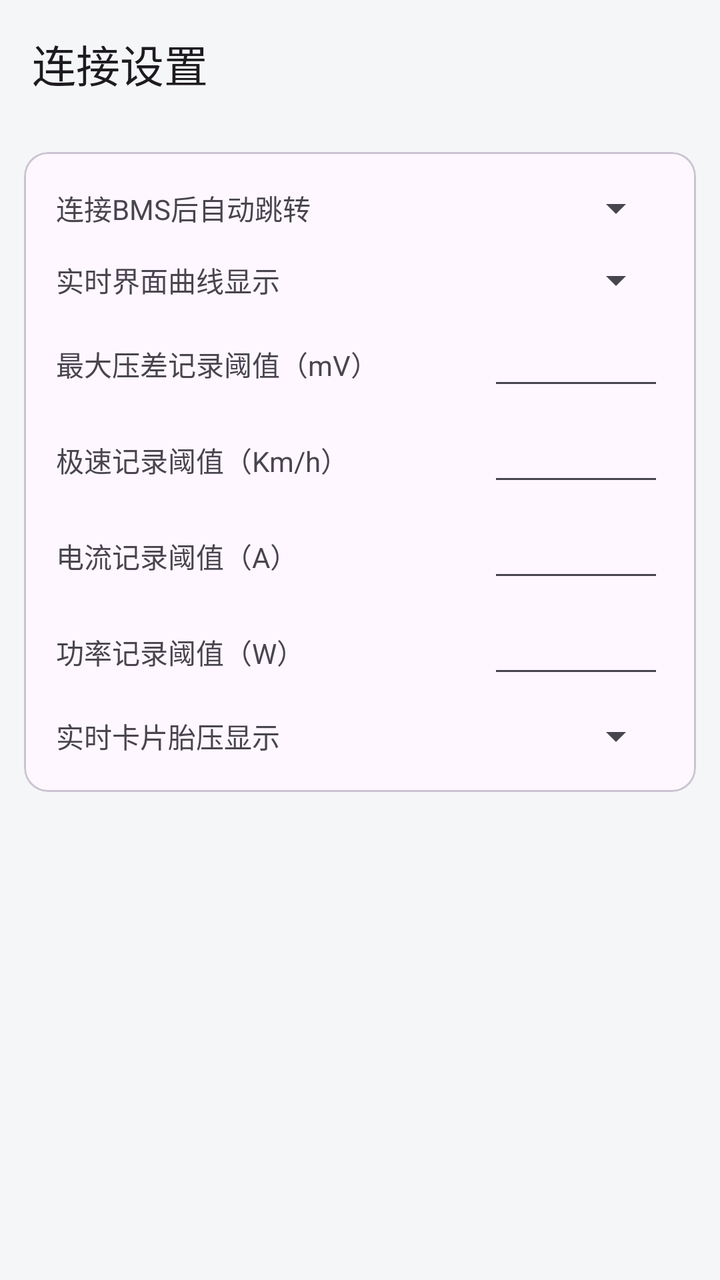
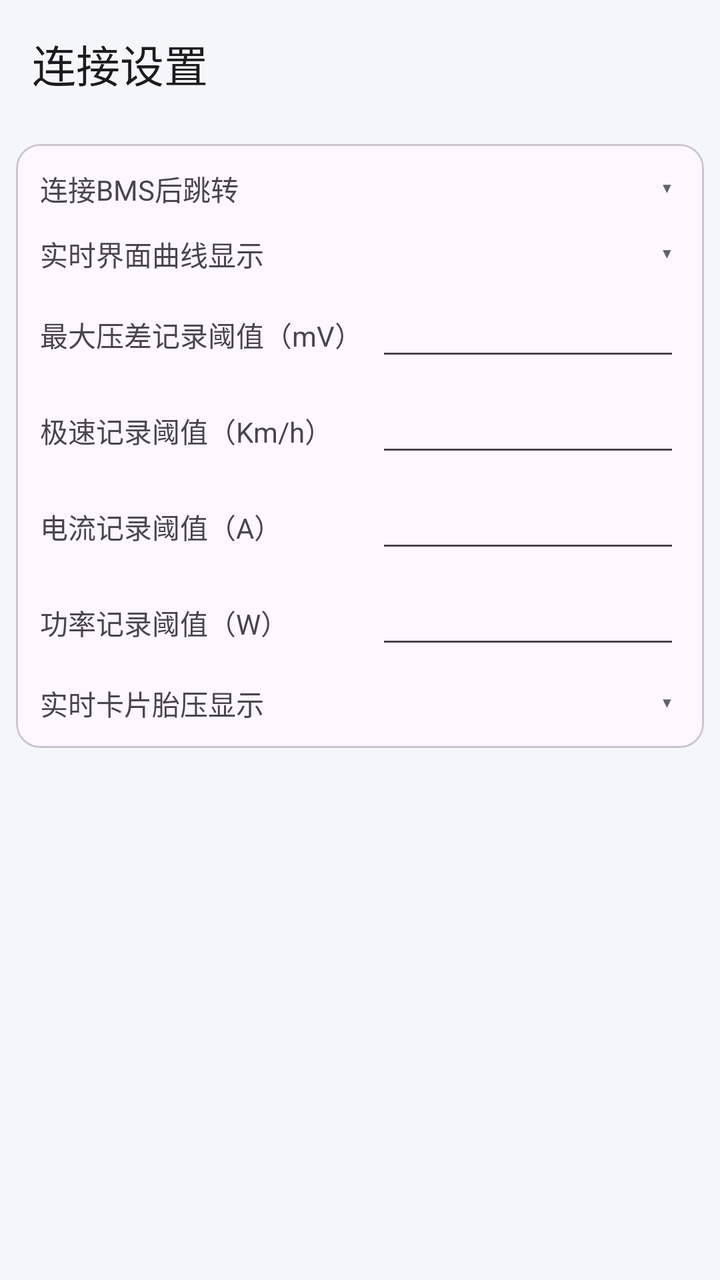

An Android layout rendered at two revisions. The XML below is the earlier revision; the diff shows what the commit changed to produce the second picture.
<!-- AndroidManifest.xml: application theme Theme.YYBMS -->
<!-- res/layout/activity_connection_settings.xml -->
<?xml version="1.0" encoding="utf-8"?>
<LinearLayout xmlns:android="http://schemas.android.com/apk/res/android"
    xmlns:app="http://schemas.android.com/apk/res-auto"
    android:layout_width="match_parent"
    android:layout_height="match_parent"
    android:orientation="vertical">

    <com.google.android.material.appbar.MaterialToolbar
        android:id="@+id/toolbar"
        android:layout_width="match_parent"
        android:layout_height="?attr/actionBarSize"
        app:title="@string/connection_settings" />

    <ScrollView
        android:layout_width="match_parent"
        android:layout_height="match_parent">

        <LinearLayout
            android:layout_width="match_parent"
            android:layout_height="wrap_content"
            android:orientation="vertical"
            android:padding="12dp">

            <com.google.android.material.card.MaterialCardView
                android:layout_width="match_parent"
                android:layout_height="wrap_content"
                app:cardCornerRadius="12dp"
                app:cardElevation="0dp"
                app:contentPadding="16dp"
                app:strokeWidth="1dp">

                <LinearLayout
                    android:layout_width="match_parent"
                    android:layout_height="wrap_content"
                    android:orientation="vertical">

                    
                    <LinearLayout
                        android:layout_width="match_parent"
                        android:layout_height="wrap_content"
                        android:gravity="center_vertical"
                        android:orientation="horizontal">

                        <TextView
                            android:layout_width="0dp"
                            android:layout_height="wrap_content"
                            android:layout_weight="1"
                            android:text="@string/setting_connect_jump_title"
                            android:textSize="14sp" />

                        
                        <Spinner
                            android:id="@+id/spinner_connect_jump_tab"
                            android:layout_width="wrap_content"
                            android:layout_height="wrap_content"
                            android:minWidth="112dp"
                            android:dropDownWidth="190dp"
                            android:spinnerMode="dropdown" />
                    </LinearLayout>

                    
                    <LinearLayout
                        android:layout_width="match_parent"
                        android:layout_height="wrap_content"
                        android:layout_marginTop="12dp"
                        android:gravity="center_vertical"
                        android:orientation="horizontal">

                        <TextView
                            android:layout_width="0dp"
                            android:layout_height="wrap_content"
                            android:layout_weight="1"
                            android:text="@string/setting_curve_default_title"
                            android:textSize="14sp" />

                        <Spinner
                            android:id="@+id/spinner_realtime_curve_default"
                            android:layout_width="wrap_content"
                            android:layout_height="wrap_content"
                            android:minWidth="112dp"
                            android:dropDownWidth="190dp"
                            android:spinnerMode="dropdown" />
                    </LinearLayout>

                    
                    <LinearLayout
                        android:layout_width="match_parent"
                        android:layout_height="wrap_content"
                        android:layout_marginTop="12dp"
                        android:gravity="center_vertical"
                        android:orientation="horizontal">

                        <TextView
                            android:layout_width="0dp"
                            android:layout_height="wrap_content"
                            android:layout_weight="1"
                            android:text="@string/setting_diff_threshold_title"
                            android:textSize="14sp" />

                        <EditText
                            android:id="@+id/et_diff_threshold"
                            android:layout_width="88dp"
                            android:layout_height="wrap_content"
                            android:gravity="center"
                            android:imeOptions="actionDone"
                            android:importantForAutofill="no"
                            android:inputType="numberDecimal"
                            android:maxLines="1"
                            android:minWidth="88dp"
                            android:textSize="14sp" />
                    </LinearLayout>

                    
                    <LinearLayout
                        android:layout_width="match_parent"
                        android:layout_height="wrap_content"
                        android:layout_marginTop="12dp"
                        android:gravity="center_vertical"
                        android:orientation="horizontal">

                        <TextView
                            android:layout_width="0dp"
                            android:layout_height="wrap_content"
                            android:layout_weight="1"
                            android:text="@string/setting_top_speed_threshold_title"
                            android:textSize="14sp" />

                        <EditText
                            android:id="@+id/et_top_speed_threshold"
                            android:layout_width="88dp"
                            android:layout_height="wrap_content"
                            android:gravity="center"
                            android:imeOptions="actionDone"
                            android:importantForAutofill="no"
                            android:inputType="numberDecimal"
                            android:maxLines="1"
                            android:minWidth="88dp"
                            android:textSize="14sp" />
                    </LinearLayout>

                    
                    <LinearLayout
                        android:layout_width="match_parent"
                        android:layout_height="wrap_content"
                        android:layout_marginTop="12dp"
                        android:gravity="center_vertical"
                        android:orientation="horizontal">

                        <TextView
                            android:layout_width="0dp"
                            android:layout_height="wrap_content"
                            android:layout_weight="1"
                            android:text="@string/setting_current_threshold_title"
                            android:textSize="14sp" />

                        <EditText
                            android:id="@+id/et_current_threshold"
                            android:layout_width="88dp"
                            android:layout_height="wrap_content"
                            android:gravity="center"
                            android:imeOptions="actionDone"
                            android:importantForAutofill="no"
                            android:inputType="numberDecimal"
                            android:maxLines="1"
                            android:minWidth="88dp"
                            android:textSize="14sp" />
                    </LinearLayout>

                    
                    <LinearLayout
                        android:layout_width="match_parent"
                        android:layout_height="wrap_content"
                        android:layout_marginTop="12dp"
                        android:gravity="center_vertical"
                        android:orientation="horizontal">

                        <TextView
                            android:layout_width="0dp"
                            android:layout_height="wrap_content"
                            android:layout_weight="1"
                            android:text="@string/setting_power_threshold_title"
                            android:textSize="14sp" />

                        <EditText
                            android:id="@+id/et_power_threshold"
                            android:layout_width="88dp"
                            android:layout_height="wrap_content"
                            android:gravity="center"
                            android:imeOptions="actionDone"
                            android:importantForAutofill="no"
                            android:inputType="numberDecimal"
                            android:maxLines="1"
                            android:minWidth="88dp"
                            android:textSize="14sp" />
                    </LinearLayout>

                    
                    <LinearLayout
                        android:layout_width="match_parent"
                        android:layout_height="wrap_content"
                        android:layout_marginTop="12dp"
                        android:gravity="center_vertical"
                        android:orientation="horizontal">

                        <TextView
                            android:layout_width="0dp"
                            android:layout_height="wrap_content"
                            android:layout_weight="1"
                            android:text="@string/setting_realtime_tpms_display_title"
                            android:textSize="14sp" />

                        <Spinner
                            android:id="@+id/spinner_realtime_tpms_display"
                            android:layout_width="wrap_content"
                            android:layout_height="wrap_content"
                            android:minWidth="128dp"
                            android:dropDownWidth="190dp"
                            android:spinnerMode="dropdown" />
                    </LinearLayout>
                </LinearLayout>
            </com.google.android.material.card.MaterialCardView>
        </LinearLayout>
    </ScrollView>
</LinearLayout>
<!-- resources referenced by this layout -->
<resources>
  <string name="connection_settings">连接设置</string>
  <string name="setting_connect_jump_title">连接BMS后自动跳转</string>
  <string name="setting_current_threshold_title">电流记录阈值（A）</string>
  <string name="setting_curve_default_title">实时界面曲线显示</string>
  <string name="setting_diff_threshold_title">最大压差记录阈值（mV）</string>
  <string name="setting_power_threshold_title">功率记录阈值（W）</string>
  <string name="setting_realtime_tpms_display_title">实时卡片胎压显示</string>
  <string name="setting_top_speed_threshold_title">极速记录阈值（Km/h）</string>
  <style name="Theme.YYBMS" parent="Theme.Material3.DayNight.NoActionBar">
          <item name="colorPrimary">@color/primary</item>
          <item name="colorPrimaryDark">@color/primary_dark</item>
          <item name="android:statusBarColor" tools:targetApi="l">?attr/colorPrimary</item>
          <item name="android:windowBackground">@color/background</item>
      </style>
  <color name="primary">#1565C0</color>
  <color name="primary_dark">#0D47A1</color>
  <color name="background">#F5F6F8</color>
</resources>

<!-- the commit's change to res/layout/activity_connection_settings.xml (unified diff, before → after) -->
@@ -15,18 +15,19 @@
         android:layout_width="match_parent"
         android:layout_height="match_parent">
 
+        
         <LinearLayout
             android:layout_width="match_parent"
             android:layout_height="wrap_content"
             android:orientation="vertical"
-            android:padding="12dp">
+            android:padding="8dp">
 
             <com.google.android.material.card.MaterialCardView
                 android:layout_width="match_parent"
                 android:layout_height="wrap_content"
                 app:cardCornerRadius="12dp"
                 app:cardElevation="0dp"
-                app:contentPadding="16dp"
+                app:contentPadding="12dp"
                 app:strokeWidth="1dp">
 
                 <LinearLayout
@@ -48,14 +49,43 @@
                             android:text="@string/setting_connect_jump_title"
                             android:textSize="14sp" />
 
-                        
-                        <Spinner
-                            android:id="@+id/spinner_connect_jump_tab"
-                            android:layout_width="wrap_content"
-                            android:layout_height="wrap_content"
-                            android:minWidth="112dp"
-                            android:dropDownWidth="190dp"
-                            android:spinnerMode="dropdown" />
+                        <LinearLayout
+                            android:layout_width="152dp"
+                            android:layout_height="wrap_content"
+                            android:orientation="vertical">
+
+                            <FrameLayout
+                                android:layout_width="match_parent"
+                                android:layout_height="wrap_content">
+
+                            <Spinner
+                                android:id="@+id/spinner_connect_jump_tab"
+                                android:layout_width="match_parent"
+                                android:layout_height="wrap_content"
+                                android:background="@null"
+                                android:dropDownWidth="190dp"
+                                android:paddingStart="20dp"
+                                android:paddingEnd="20dp"
+                                android:spinnerMode="dropdown" />
+
+                            <TextView
+                                android:layout_width="wrap_content"
+                                android:layout_height="wrap_content"
+                                android:layout_gravity="end|center_vertical"
+                                android:layout_marginEnd="4dp"
+                                android:clickable="false"
+                                android:focusable="false"
+                                android:importantForAccessibility="no"
+                                android:text="▾"
+                                android:textColor="@color/text_secondary"
+                                android:textSize="14sp" />
+                            </FrameLayout>
+
+                            <View
+                                android:layout_width="match_parent"
+                                android:layout_height="1dp"
+                                android:background="?attr/colorControlNormal" />
+                        </LinearLayout>
                     </LinearLayout>
 
                     
@@ -73,13 +103,43 @@
                             android:text="@string/setting_curve_default_title"
                             android:textSize="14sp" />
 
-                        <Spinner
-                            android:id="@+id/spinner_realtime_curve_default"
-                            android:layout_width="wrap_content"
-                            android:layout_height="wrap_content"
-                            android:minWidth="112dp"
-                            android:dropDownWidth="190dp"
-                            android:spinnerMode="dropdown" />
+                        <LinearLayout
+                            android:layout_width="152dp"
+                            android:layout_height="wrap_content"
+                            android:orientation="vertical">
+
+                            <FrameLayout
+                                android:layout_width="match_parent"
+                                android:layout_height="wrap_content">
+
+                            <Spinner
+                                android:id="@+id/spinner_realtime_curve_default"
+                                android:layout_width="match_parent"
+                                android:layout_height="wrap_content"
+                                android:background="@null"
+                                android:dropDownWidth="190dp"
+                                android:paddingStart="20dp"
+                                android:paddingEnd="20dp"
+                                android:spinnerMode="dropdown" />
+
+                            <TextView
+                                android:layout_width="wrap_content"
+                                android:layout_height="wrap_content"
+                                android:layout_gravity="end|center_vertical"
+                                android:layout_marginEnd="4dp"
+                                android:clickable="false"
+                                android:focusable="false"
+                                android:importantForAccessibility="no"
+                                android:text="▾"
+                                android:textColor="@color/text_secondary"
+                                android:textSize="14sp" />
+                            </FrameLayout>
+
+                            <View
+                                android:layout_width="match_parent"
+                                android:layout_height="1dp"
+                                android:background="?attr/colorControlNormal" />
+                        </LinearLayout>
                     </LinearLayout>
 
                     
@@ -99,14 +159,13 @@
 
                         <EditText
                             android:id="@+id/et_diff_threshold"
-                            android:layout_width="88dp"
+                            android:layout_width="152dp"
                             android:layout_height="wrap_content"
                             android:gravity="center"
                             android:imeOptions="actionDone"
                             android:importantForAutofill="no"
                             android:inputType="numberDecimal"
                             android:maxLines="1"
-                            android:minWidth="88dp"
                             android:textSize="14sp" />
                     </LinearLayout>
 
@@ -127,14 +186,13 @@
 
                         <EditText
                             android:id="@+id/et_top_speed_threshold"
-                            android:layout_width="88dp"
+                            android:layout_width="152dp"
                             android:layout_height="wrap_content"
                             android:gravity="center"
                             android:imeOptions="actionDone"
                             android:importantForAutofill="no"
                             android:inputType="numberDecimal"
                             android:maxLines="1"
-                            android:minWidth="88dp"
                             android:textSize="14sp" />
                     </LinearLayout>
 
@@ -155,14 +213,13 @@
 
                         <EditText
                             android:id="@+id/et_current_threshold"
-                            android:layout_width="88dp"
+                            android:layout_width="152dp"
                             android:layout_height="wrap_content"
                             android:gravity="center"
                             android:imeOptions="actionDone"
                             android:importantForAutofill="no"
                             android:inputType="numberDecimal"
                             android:maxLines="1"
-                            android:minWidth="88dp"
                             android:textSize="14sp" />
                     </LinearLayout>
 
@@ -183,14 +240,13 @@
 
                         <EditText
                             android:id="@+id/et_power_threshold"
-                            android:layout_width="88dp"
+                            android:layout_width="152dp"
                             android:layout_height="wrap_content"
                             android:gravity="center"
                             android:imeOptions="actionDone"
                             android:importantForAutofill="no"
                             android:inputType="numberDecimal"
                             android:maxLines="1"
-                            android:minWidth="88dp"
                             android:textSize="14sp" />
                     </LinearLayout>
 
@@ -209,13 +265,43 @@
                             android:text="@string/setting_realtime_tpms_display_title"
                             android:textSize="14sp" />
 
-                        <Spinner
-                            android:id="@+id/spinner_realtime_tpms_display"
-                            android:layout_width="wrap_content"
-                            android:layout_height="wrap_content"
-                            android:minWidth="128dp"
-                            android:dropDownWidth="190dp"
-                            android:spinnerMode="dropdown" />
+                        <LinearLayout
+                            android:layout_width="152dp"
+                            android:layout_height="wrap_content"
+                            android:orientation="vertical">
+
+                            <FrameLayout
+                                android:layout_width="match_parent"
+                                android:layout_height="wrap_content">
+
+                            <Spinner
+                                android:id="@+id/spinner_realtime_tpms_display"
+                                android:layout_width="match_parent"
+                                android:layout_height="wrap_content"
+                                android:background="@null"
+                                android:dropDownWidth="190dp"
+                                android:paddingStart="20dp"
+                                android:paddingEnd="20dp"
+                                android:spinnerMode="dropdown" />
+
+                            <TextView
+                                android:layout_width="wrap_content"
+                                android:layout_height="wrap_content"
+                                android:layout_gravity="end|center_vertical"
+                                android:layout_marginEnd="4dp"
+                                android:clickable="false"
+                                android:focusable="false"
+                                android:importantForAccessibility="no"
+                                android:text="▾"
+                                android:textColor="@color/text_secondary"
+                                android:textSize="14sp" />
+                            </FrameLayout>
+
+                            <View
+                                android:layout_width="match_parent"
+                                android:layout_height="1dp"
+                                android:background="?attr/colorControlNormal" />
+                        </LinearLayout>
                     </LinearLayout>
                 </LinearLayout>
             </com.google.android.material.card.MaterialCardView>
<!-- resource entries referenced after the edit -->
@@ -1,7 +1,8 @@
 <!-- resources referenced by this layout -->
 <resources>
+  <color name="text_secondary">#5F6368</color>
   <string name="connection_settings">连接设置</string>
-  <string name="setting_connect_jump_title">连接BMS后自动跳转</string>
+  <string name="setting_connect_jump_title">连接BMS后跳转</string>
   <string name="setting_current_threshold_title">电流记录阈值（A）</string>
   <string name="setting_curve_default_title">实时界面曲线显示</string>
   <string name="setting_diff_threshold_title">最大压差记录阈值（mV）</string>
